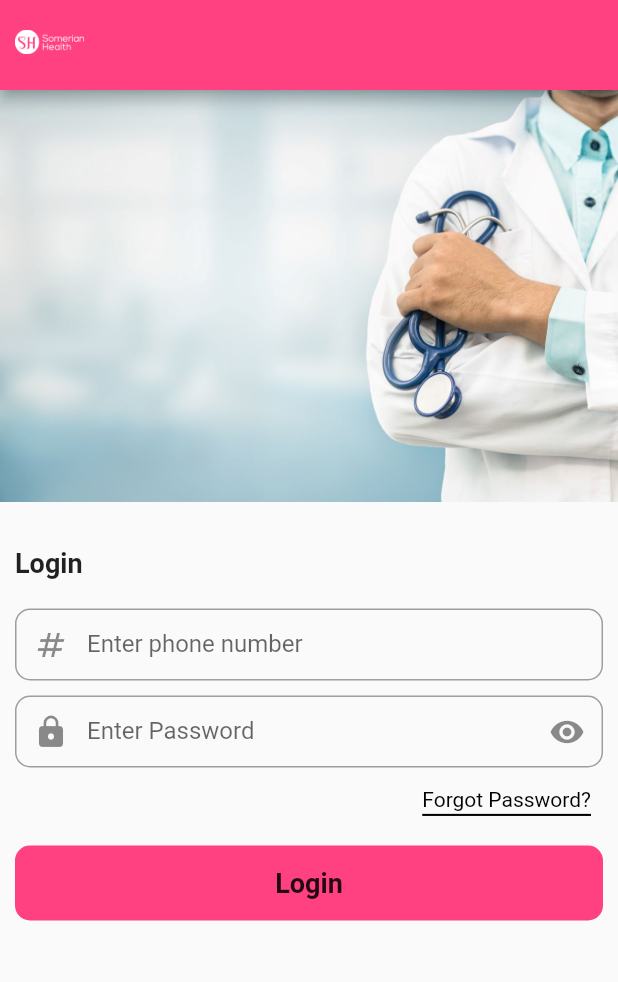
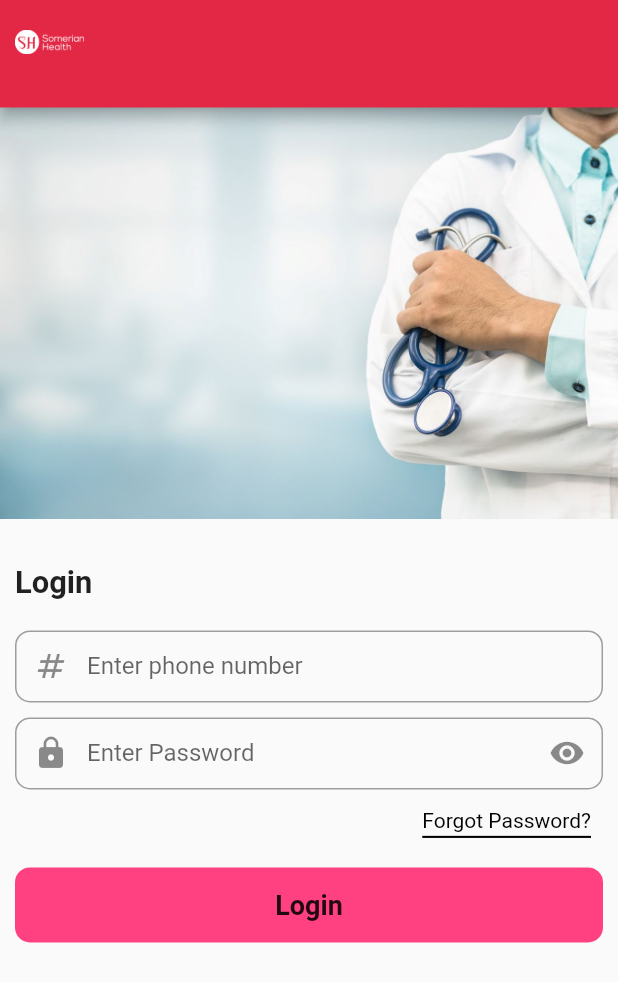
Before and after one commit to Shawon-mas/someriean_health, a Flutter app: the LoginScreen screen opened directly, on a phone screen of 412 x 824 dp. Shown: the top 982 px of the screen. Run offline on Flutter 3.47's test engine with Material 2 defaults, Android fonts, the phone set to English and light mode, and no system bars; our stand-ins replace firebase_core, flutter_screenutil, get; accounts and stored records are empty.

Commit message:
splash,auth and login screen created

```diff
--- a/lib/global/properties.dart
+++ b/lib/global/properties.dart
@@ -0,0 +1,10 @@
+import 'package:flutter/material.dart';
+
+class Properties{
+  static const primaryColor = Color(0xFFE22845);
+  static const fontColor = Color(0xFF272C37);
+  static const fontColor2 = Color(0xFF333333);
+  static const homeStrokeColor = Color(0xFFDAECFF);
+  static const homeBoxColor = Color(0xFFFBFDFF);
+  static const aboutUs = Color(0xFFFFF5EF);
+}
--- a/lib/view/screens/auth_screen.dart
+++ b/lib/view/screens/auth_screen.dart
@@ -1,5 +1,6 @@
 
 import 'package:flutter/material.dart';
+import 'package:somerian_health/global/properties.dart';
 import 'package:somerian_health/view/screens/login_screen.dart';
 import '../widget/custom_button.dart';
 class AuthScreen extends StatefulWidget {
@@ -17,7 +18,7 @@ class _AuthScreenState extends State<AuthScreen> {
         children: [
           Container(
             decoration: BoxDecoration(
-              color:  Colors.redAccent[400],
+              color:  Properties.primaryColor,
             ),
           ),
           Center(
--- a/lib/view/screens/login_screen.dart
+++ b/lib/view/screens/login_screen.dart
@@ -1,22 +1,20 @@
 import 'package:flutter/material.dart';
-import 'package:get/get.dart';
-import 'package:somerian_health/controller/login_controller.dart';
 import 'package:somerian_health/view/widget/custom_button.dart';
 
-import '../../routes/routes.dart';
 import '../widget/primary_toolbar.dart';
 import '../widget/text_widget.dart';
+class LoginScreen extends StatefulWidget {
+  const LoginScreen({Key? key}) : super(key: key);
 
-class LoginScreen extends StatelessWidget {
-  final _controller = Get.put(LoginController());
+  @override
+  State<LoginScreen> createState() => _LoginScreenState();
+}
 
-  LoginScreen({Key? key}) : super(key: key);
-
-  final formKey = GlobalKey<FormState>();
+class _LoginScreenState extends State<LoginScreen> {
+  final formKey=GlobalKey<FormState>();
   bool _isObscure = true;
-  TextEditingController phone = TextEditingController();
-  TextEditingController password = TextEditingController();
-
+  TextEditingController phone=TextEditingController();
+  TextEditingController password=TextEditingController();
   @override
   Widget build(BuildContext context) {
     return Scaffold(
@@ -24,39 +22,31 @@ class LoginScreen extends StatelessWidget {
       body: SingleChildScrollView(
         scrollDirection: Axis.vertical,
         child: Column(
+
+
           crossAxisAlignment: CrossAxisAlignment.start,
           children: [
             //assets/images/doctors.jpg
             Image.asset('assets/images/doctors.jpg'),
-            SizedBox(
-              height: 20,
-            ),
-            TextWidget(
-              value: "Login",
-            ),
-            SizedBox(
-              height: 10,
-            ),
+            SizedBox(height: 20,),
+            TextWidget(value: "Login",),
+            SizedBox(height: 10,),
             Padding(
-              padding: const EdgeInsets.fromLTRB(10.0, 0, 10.0, 0),
+              padding: const EdgeInsets.fromLTRB(10.0,0,10.0,0),
               child: makeInput(),
             ),
             Padding(
-              padding: const EdgeInsets.fromLTRB(10.0, 0, 10.0, 0),
+              padding: const EdgeInsets.fromLTRB(10.0,0,10.0,0),
               child: CustomButton(
                 value: "Login",
-                buttonColor: Colors.pinkAccent,
-                onPressed: () {
-                  //Get.toNamed(signup);
-                  //Get.offAllNamed(signup);
-                  /*Navigator.push(context,
-                      MaterialPageRoute(builder: (context) => LoginScreen()));*/
-                },
+                buttonColor: Colors.pinkAccent,onPressed: (){
+                Navigator.push(context, MaterialPageRoute(builder: (context)=>LoginScreen()));
+
+              },),
             ),
-            ),
-            SizedBox(
-              height: 10,
-            ),
+            SizedBox(height: 10,),
+
+
           ],
         ),
       ),
@@ -68,10 +58,11 @@ class LoginScreen extends StatelessWidget {
         child: Column(
           children: [
             TextFormField(
-          validator: (value) {
+              validator: (value){
                 if (value!.isEmpty) {
                   return "Enter your phone number";
                 }
+
               },
               keyboardType: TextInputType.number,
               controller: phone,
@@ -80,22 +71,24 @@ class LoginScreen extends StatelessWidget {
                   labelText: "Enter phone number",
                   hintText: "Enter your phone number",
                   /*  errorText: _validate ? 'Number Can\'t Be Empty' : null,*/
-              contentPadding: EdgeInsets.symmetric(vertical: 0, horizontal: 10),
+                  contentPadding: EdgeInsets.symmetric(vertical: 0,horizontal: 10),
                   focusedBorder: OutlineInputBorder(
                       borderRadius: BorderRadius.circular(10),
-                  borderSide: BorderSide(color: Colors.grey)),
+                      borderSide: BorderSide(color: Colors.grey)
+                  ),
+
                   enabledBorder: OutlineInputBorder(
                       borderRadius: BorderRadius.circular(10),
-                  borderSide: BorderSide(color: Colors.grey)),
+                      borderSide: BorderSide(color: Colors.grey)
+                  ),
                   border: OutlineInputBorder(
                       borderRadius: BorderRadius.circular(10),
-                  borderSide: BorderSide(color: Colors.grey))),
+                      borderSide: BorderSide(color: Colors.grey)
+                  )
               ),
-        SizedBox(
-          height: 10,
             ),
-        Obx(() {
-          return TextFormField(
+            SizedBox(height: 10,),
+            TextFormField(
               validator: (value) {
                 if (value!.isEmpty) {
                   return "Enter your password";
@@ -108,60 +101,67 @@ class LoginScreen extends StatelessWidget {
                 }
               },
               controller: password,
-            obscureText: _controller.isPasswordVisible.value,
+              obscureText:_isObscure,
               decoration: InputDecoration(
                   prefixIcon: Icon(Icons.lock),
-                suffixIcon: IconButton(
-                    onPressed: () {
-                      _controller.isPasswordVisible.value =
-                          !_controller.isPasswordVisible.value;
-                    },
-                    icon: Icon(
-                      _isObscure ? Icons.visibility : Icons.visibility_off,
-                    )),
+                  suffixIcon: IconButton(onPressed: ()
+                  {
+                    setState(() {
+                      _isObscure = !_isObscure;
+                    });
+
+                  }, icon: Icon(_isObscure?Icons.visibility : Icons.visibility_off,)),
                   hoverColor: Colors.red,
                   labelText: "Enter Password",
                   hintText: "Enter your Password",
                   /*errorText: _validate ? 'Password Can\'t Be Empty' : null,*/
 
-                contentPadding:
-                    EdgeInsets.symmetric(vertical: 0, horizontal: 10),
+                  contentPadding: EdgeInsets.symmetric(vertical: 0,horizontal: 10),
                   focusedBorder: OutlineInputBorder(
                       borderRadius: BorderRadius.circular(10),
-                    borderSide: BorderSide(color: Colors.grey)),
+                      borderSide: BorderSide(color: Colors.grey)
+                  ),
                   enabledBorder: OutlineInputBorder(
                       borderRadius: BorderRadius.circular(10),
-                    borderSide: BorderSide(color: Colors.grey)),
+                      borderSide: BorderSide(color: Colors.grey)
+                  ),
                   border: OutlineInputBorder(
                       borderRadius: BorderRadius.circular(10),
-                    borderSide: BorderSide(color: Colors.grey))),
-          );
-        }),
-        SizedBox(
-          height: 10,
+                      borderSide: BorderSide(color: Colors.grey)
+                  )
               ),
+            ),
+            SizedBox(height: 10,),
             Row(
               mainAxisAlignment: MainAxisAlignment.end,
               children: [
                 Padding(
+
                   padding: const EdgeInsets.all(8.0),
                   child: Text(
                     "Forgot Password?",
                     style: TextStyle(
-                  shadows: [Shadow(color: Colors.black, offset: Offset(0, -5))],
+                      shadows: [
+                        Shadow(
+                            color: Colors.black,
+                            offset: Offset(0, -5))
+                      ],
                       color: Colors.transparent,
-                  decoration: TextDecoration.underline,
+                      decoration:
+                      TextDecoration.underline,
                       decorationColor: Colors.black,
                       decorationThickness: 2,
+
                     ),
                   ),
                 )
               ],
             ),
-        SizedBox(
-          height: 10,
-        ),
+            SizedBox(height: 10,),
+
           ],
-    ));
+
+    )
+    );
   }
 }
--- a/lib/view/screens/splash_screen.dart
+++ b/lib/view/screens/splash_screen.dart
@@ -1,4 +1,5 @@
 import 'package:flutter/material.dart';
+import 'package:somerian_health/global/properties.dart';
 
 import 'auth_screen.dart';
 
@@ -30,7 +31,7 @@ class _SplashScreenState extends State<SplashScreen> {
         children: [
           Container(
             decoration: BoxDecoration(
-              color:  Color(0xFFFF1744),
+              color:  Properties.primaryColor,
             ),
           ),
           Center(
--- a/lib/view/widget/custom_button.dart
+++ b/lib/view/widget/custom_button.dart
@@ -1,10 +1,11 @@
 import 'package:flutter/material.dart';
 class CustomButton extends StatelessWidget {
   final Color buttonColor;
+  final Color? textColor;
   final String value;
   final VoidCallback? onPressed;
   const CustomButton({
-    Key? key, required this.buttonColor, this.onPressed, required this.value,
+    Key? key, required this.buttonColor, this.onPressed, required this.value,  this.textColor,
   }) : super(key: key);
 
   @override
@@ -19,7 +20,8 @@ class CustomButton extends StatelessWidget {
         ),
         child: Text(value, style: TextStyle(
             fontWeight: FontWeight.w600,
-            fontSize: 18
+            fontSize: 18,
+            color: textColor,
         ),
         ),
         onPressed: onPressed
--- a/lib/view/widget/primary_toolbar.dart
+++ b/lib/view/widget/primary_toolbar.dart
@@ -1,4 +1,6 @@
 import 'package:flutter/material.dart';
+import 'package:somerian_health/global/properties.dart';
+import 'package:flutter_screenutil/flutter_screenutil.dart';
 class PrimaryToolbar extends StatelessWidget implements PreferredSizeWidget{
   const PrimaryToolbar({
     Key? key,
@@ -7,7 +9,7 @@ class PrimaryToolbar extends StatelessWidget implements PreferredSizeWidget{
   @override
   Widget build(BuildContext context) {
     return AppBar(
-      backgroundColor: Colors.pinkAccent,
+      backgroundColor: Properties.primaryColor,
       leading: Padding(
         padding: const EdgeInsets.fromLTRB(10.0,0,0,0),
         child: Image.asset('assets/images/splash.png'),
@@ -16,6 +18,5 @@ class PrimaryToolbar extends StatelessWidget implements PreferredSizeWidget{
   }
 
   @override
-  // TODO: implement preferredSize
-  Size get preferredSize => Size.fromHeight(60.0);
+  Size get preferredSize => Size.fromHeight(60.0.h);
 }
--- a/lib/view/widget/text_widget.dart
+++ b/lib/view/widget/text_widget.dart
@@ -1,4 +1,5 @@
 import 'package:flutter/material.dart';
+import 'package:flutter_screenutil/flutter_screenutil.dart';
 class TextWidget extends StatelessWidget {
   final String value;
   const TextWidget({
@@ -11,7 +12,7 @@ class TextWidget extends StatelessWidget {
       padding: const EdgeInsets.all(10.0),
       child: Text(value, style: TextStyle(
           fontWeight: FontWeight.bold,
-          fontSize: 18
+          fontSize: 18.sp
       ),
       ),
     );
```
Also changed, not shown: lib/main.dart (+10 -14 lines). Lines whose indentation alone changed are shown as unchanged.
